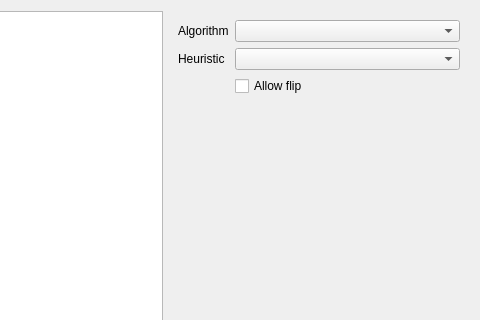
Above: gui/Sol2dTexturePackerGui/Packer/SpritePackerWidget.ui from brainstream/Sol2D-Texture-Packer before the change; both pictures show x 783 to 1263 and y 0 to 320 of the 1263 by 844 pixel window. Below: the same form after it.
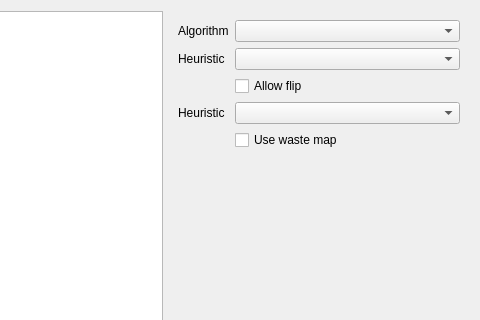
That is the form after the change. Custom widgets are drawn as their Qt base class.

Commit message: The Skyline Bin algorithm added

What changed in the file:
```diff
--- a/gui/Sol2dTexturePackerGui/Packer/SpritePackerWidget.ui
+++ b/gui/Sol2dTexturePackerGui/Packer/SpritePackerWidget.ui
@@ -121,7 +121,24 @@
         </property>
        </widget>
       </item>
+      <item row="3" column="0">
+       <widget class="QLabel" name="m_label_skyline_heuristic">
+        <property name="text">
+         <string>Heuristic</string>
+        </property>
+       </widget>
+      </item>
       <item row="3" column="1">
+       <widget class="QComboBox" name="m_combo_skyline_heuristic"/>
+      </item>
+      <item row="4" column="1">
+       <widget class="QCheckBox" name="m_checkbox_skyline_use_waste_map">
+        <property name="text">
+         <string>Use waste map</string>
+        </property>
+       </widget>
+      </item>
+      <item row="5" column="1">
        <spacer name="verticalSpacer">
         <property name="orientation">
          <enum>Qt::Orientation::Vertical</enum>
```
Left out of the diff: 2 changed lines with no effect on the pictures. The commit also changes 7 other files.
